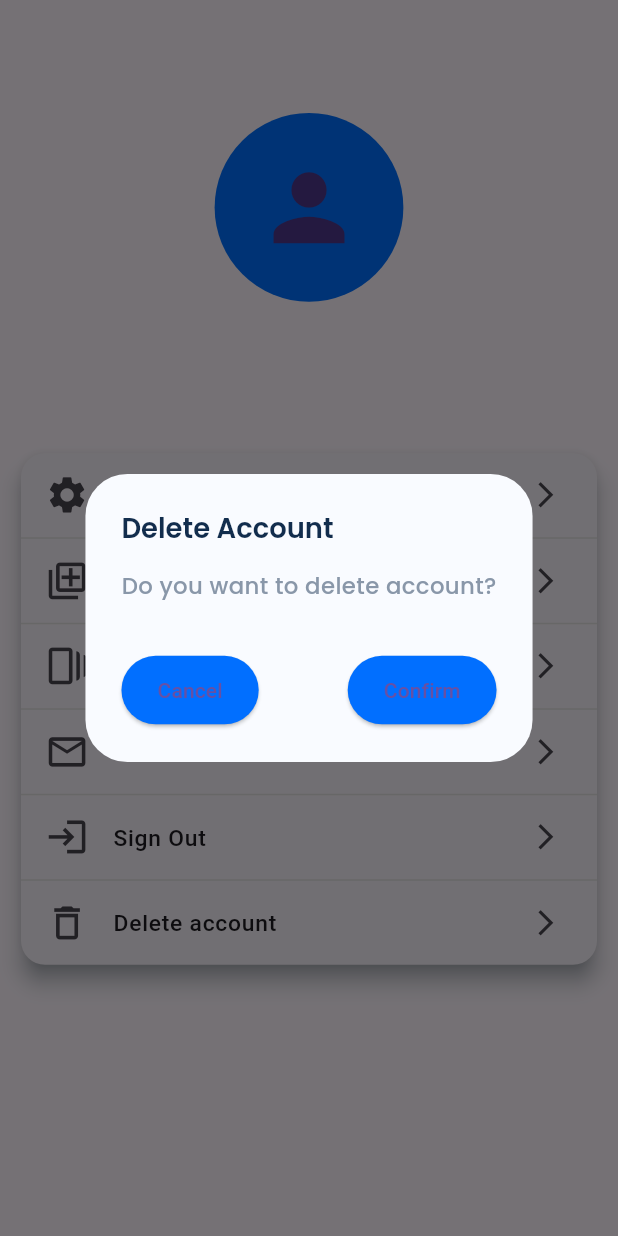
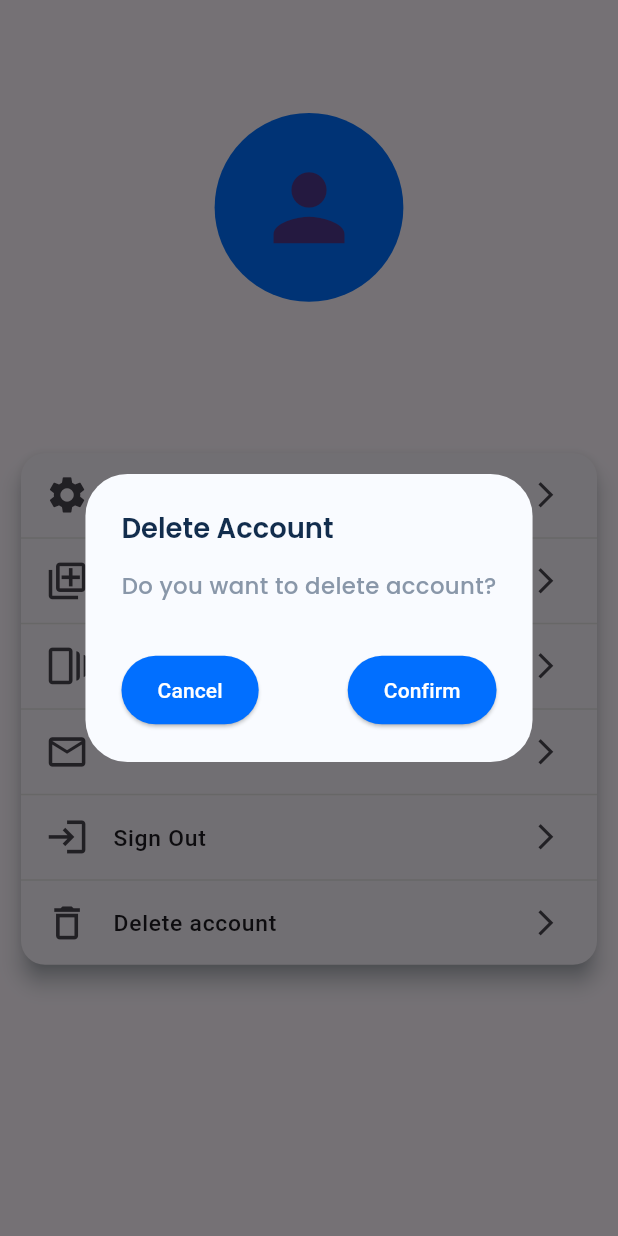
Before and after one commit to Salohiddin0011/home_market, a Flutter app: the ProfilePage screen opened directly with empty values, after a tap on "Delete account", on a phone screen of 412 x 824 dp. Run offline on Flutter 3.47's test engine with Material 2 defaults, Android fonts, the phone set to English and light mode, and no system bars; our stand-ins replace bloc, carousel_slider, easy_localization, equatable, firebase_auth, firebase_core and 10 more; accounts and stored records are empty.

Commit message:
like and delete

```diff
--- a/lib/app.dart
+++ b/lib/app.dart
@@ -9,6 +9,7 @@ import 'package:home_market/blocs/main/main_bloc.dart';
 import 'package:home_market/blocs/post/post_bloc.dart';
 import 'package:home_market/main.dart';
 import 'package:home_market/pages/main_page.dart';
+import 'package:home_market/pages/onboarding_page.dart';
 import 'package:home_market/pages/sign_in_page.dart';
 import 'package:home_market/services/firebase/auth_service.dart';
 
--- a/lib/blocs/main/main_bloc.dart
+++ b/lib/blocs/main/main_bloc.dart
@@ -49,8 +49,7 @@ class MainBloc extends Bloc<MainEvent, MainState> {
   void _myLiked(MyLikedEvent event, Emitter emit) async {
     emit(MainLoading(state.items));
     try {
-      final list =
-          await DBService.likedPost(post: event.post, userId: event.userId);
+      final list = await DBService.likedPost();
       emit(MyLikedSuccess(list));
     } catch (e) {
       emit(MainFailure(state.items, "Something error, try again later"));
--- a/lib/blocs/main/main_event.dart
+++ b/lib/blocs/main/main_event.dart
@@ -35,12 +35,10 @@ class MyPostEvent extends MainEvent {
 }
 
 class MyLikedEvent extends MainEvent {
-  final Post post;
-  final String userId;
-  const MyLikedEvent({required this.post, required this.userId});
+  const MyLikedEvent();
 
   @override
-  List<Object?> get props => [post, userId];
+  List<Object?> get props => [];
 }
 
 class ActivateRCEvent extends MainEvent {
--- a/lib/blocs/post/post_bloc.dart
+++ b/lib/blocs/post/post_bloc.dart
@@ -62,7 +62,7 @@ class PostBloc extends Bloc<PostEvent, PostState> {
 
   void _deletePost(DeletePostEvent event, Emitter emit) async {
     emit(PostLoading());
-    final result = await DBService.deletePost(event.postId);
+    final result = await DBService.deletePost(event.postId, event.postImages);
 
     if (result) {
       emit(DeletePostSuccess());
--- a/lib/blocs/post/post_event.dart
+++ b/lib/blocs/post/post_event.dart
@@ -54,10 +54,11 @@ class PostIsApartmentEvent extends PostEvent {
 
 class DeletePostEvent extends PostEvent {
   final String postId;
-  const DeletePostEvent(this.postId);
+  final List<String> postImages;
+  const DeletePostEvent(this.postId, this.postImages);
 
   @override
-  List<Object?> get props => [postId];
+  List<Object?> get props => [postId, postImages];
 }
 
 class UpdatePostEvent extends PostEvent {
--- a/lib/main.dart
+++ b/lib/main.dart
@@ -14,7 +14,8 @@ void main() async {
   );
   WidgetsFlutterBinding.ensureInitialized();
   await EasyLocalization.ensureInitialized();
-  runApp(EasyLocalization(
+  runApp(
+    EasyLocalization(
       supportedLocales: const [
         Locale('en', 'US'),
         Locale('uz', 'UZ'),
@@ -23,5 +24,6 @@ void main() async {
       path: 'assets/translations',
       fallbackLocale: const Locale('en', 'US'),
       child: const HomeMarketApp(),
-  ));
+    ),
+  );
 }
--- a/lib/pages/pofile/profile.dart
+++ b/lib/pages/pofile/profile.dart
@@ -54,7 +54,7 @@ class _ProfilePageState extends State<ProfilePage> {
                 AlertDialog(
                   backgroundColor: const Color(0xffF9FBFF),
                   title: Text(
-                    I18N.deleteAccount,
+                    I18N.deleteAccount.tr(),
                     style: TextStyle(
                         fontSize: 18.sp,
                         color: AppColors.ff122D4D,
@@ -66,8 +66,8 @@ class _ProfilePageState extends State<ProfilePage> {
                     children: [
                       Text(
                         state is DeleteConfirmSuccess
-                            ? I18N.requestPassword
-                            : I18N.deleteAccountWarning,
+                            ? I18N.requestPassword.tr()
+                            : I18N.deleteAccountWarning.tr(),
                         style: TextStyle(
                             fontSize: 15.sp,
                             color: AppColors.ff8997A9,
@@ -81,7 +81,7 @@ class _ProfilePageState extends State<ProfilePage> {
                         TextField(
                           controller: controller,
                           decoration:
-                              const InputDecoration(hintText: I18N.password),
+                              InputDecoration(hintText: I18N.password.tr()),
                         ),
                     ],
                   ),
@@ -96,7 +96,8 @@ class _ProfilePageState extends State<ProfilePage> {
                       onPressed: () {
                         Navigator.of(context).pop();
                       },
-                      child: const Text(I18N.cancel),
+                      child: Text(I18N.cancel.tr(),
+                          style: TextStyle(color: AppColors.ffffffff)),
                     ),
 
                     /// #confirm #delete
@@ -116,9 +117,11 @@ class _ProfilePageState extends State<ProfilePage> {
                               .add(const DeleteConfirmEvent());
                         }
                       },
-                      child: Text(state is DeleteConfirmSuccess
-                          ? I18N.delete
-                          : I18N.confirm),
+                      child: Text(
+                          state is DeleteConfirmSuccess
+                              ? I18N.delete.tr()
+                              : I18N.confirm.tr(),
+                          style: TextStyle(color: AppColors.ffffffff)),
                     ),
                   ],
                 ),
@@ -246,7 +249,7 @@ class _ProfilePageState extends State<ProfilePage> {
           return AlertDialog.adaptive(
             title: Center(
               child: Text(
-                "Are you sure you want to sign out?",
+                "Are you sure you want to sign out?".tr(),
                 style: TextStyle(
                     fontSize: 15.sp,
                     color: AppColors.ff122D4D,
@@ -266,7 +269,8 @@ class _ProfilePageState extends State<ProfilePage> {
                       onPressed: () async {
                         Navigator.pop(context);
                       },
-                      child: const Text("No")),
+                      child: Text("No".tr(),
+                          style: TextStyle(color: AppColors.ffffffff))),
                   ElevatedButton(
                       style: ElevatedButton.styleFrom(
                         elevation: .0,
@@ -275,7 +279,10 @@ class _ProfilePageState extends State<ProfilePage> {
                       onPressed: () async {
                         ctx.read<AuthBloc>().add(const SignOutEvent());
                       },
-                      child: const Text("Yes")),
+                      child: Text(
+                        "Yes".tr(),
+                        style: TextStyle(color: AppColors.ffffffff),
+                      )),
                 ],
               ),
             ],
--- a/lib/pages/post_info_page.dart
+++ b/lib/pages/post_info_page.dart
@@ -6,6 +6,7 @@ import 'package:flutter/cupertino.dart';
 import 'package:flutter/material.dart';
 import 'package:flutter_bloc/flutter_bloc.dart';
 import 'package:flutter_screenutil/flutter_screenutil.dart';
+import 'package:home_market/blocs/main/main_bloc.dart';
 import 'package:home_market/blocs/post/post_bloc.dart';
 import 'package:home_market/main.dart';
 
@@ -14,6 +15,7 @@ import 'package:home_market/pages/post_page.dart';
 import 'package:home_market/services/constants/app_colors.dart';
 import 'package:home_market/services/constants/app_icons.dart';
 import 'package:home_market/services/constants/app_str.dart';
+import 'package:home_market/services/constants/data.dart';
 import 'package:home_market/views/comment_text_field.dart';
 import 'package:home_market/views/info/galery_page.dart';
 
@@ -121,7 +123,7 @@ class _InfoPageState extends State<InfoPage> with TickerProviderStateMixin {
                         ],
                       ),
                       child: Align(
-                          alignment: Alignment(0.4.sp, 0),
+                          alignment: Alignment(0.5.sp, 0),
                           child: BlocBuilder<PostBloc, PostState>(
                               builder: (context, state) {
                             return GestureDetector(
--- a/lib/services/constants/data.dart
+++ b/lib/services/constants/data.dart
@@ -1,5 +1,6 @@
 import 'package:home_market/services/constants/app_icons.dart';
 
+bool fromIsLiked = false;
 List<String> icons = [
   AppIcons.home,
   AppIcons.home,
--- a/pubspec.yaml
+++ b/pubspec.yaml
@@ -30,6 +30,7 @@ dependencies:
   easy_localization: ^3.0.3
   google_maps_flutter: ^2.5.0
   smooth_page_indicator: ^1.1.0
+  path: ^1.8.3
 
 dev_dependencies:
   flutter_test:
```
Also changed, not shown: assets/translations/ru-RU.json (+12 -1 lines), assets/translations/uz-UZ.json (+12 -1 lines), lib/pages/detail_page.dart (+23 -19 lines), lib/pages/my_like_page.dart (+8 -2 lines), lib/pages/onboarding_page.dart (+21 -1 lines), lib/pages/pofile/my_announcements.dart (+16 -12 lines), lib/services/firebase/db_service.dart (+15 -16 lines), lib/services/firebase/store_service.dart (+11 -6 lines), lib/views/intro/bottom_sheet.dart (+6 -21 lines), pubspec.lock. Lines whose indentation alone changed are shown as unchanged.
